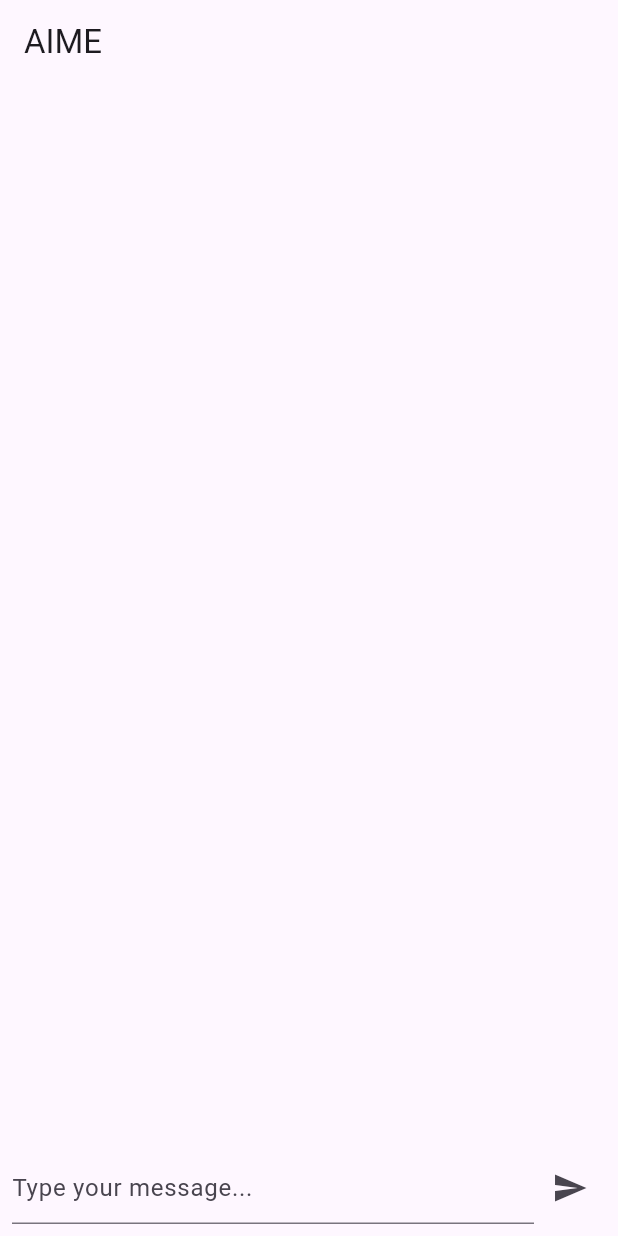
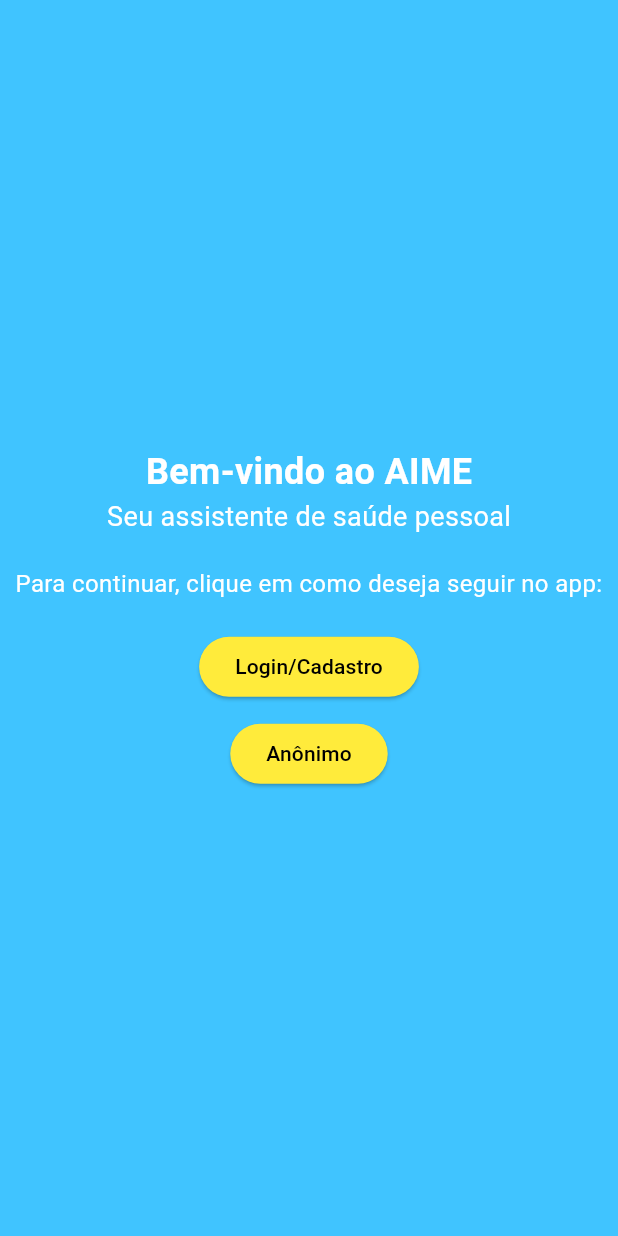
Before and after one commit to Canddrew/AIME, a Flutter app: the screen it shows after launch, on a phone screen of 412 x 824 dp. Run offline on Flutter 3.47's test engine with Material 3 defaults, Android fonts, the phone set to English and light mode, and no system bars.

Commit message:
start commit

```diff
--- /dev/null
+++ b/lib/home.dart
@@ -0,0 +1,81 @@
+import 'package:flutter/material.dart';
+import 'package:aime/anonimo.dart';
+import 'package:aime/login.dart';
+
+class Home extends StatelessWidget {
+  @override
+  Widget build(BuildContext context) {
+    return Scaffold(
+      backgroundColor: Colors.lightBlueAccent,
+      body: Center(
+        child: Column(
+          mainAxisAlignment: MainAxisAlignment.center,
+          children: [
+            const Text(
+              'Bem-vindo ao AIME',
+              style: TextStyle(
+                fontSize: 24,
+                fontWeight: FontWeight.bold,
+                color: Colors.white,
+              ),
+            ),
+            const Text(
+              'Seu assistente de saúde pessoal',
+              style: TextStyle(
+                fontSize: 18,
+                color: Colors.white,
+              ),
+            ),
+            SizedBox(height: 20),
+            const Text(
+              'Para continuar, clique em como deseja seguir no app:',
+              style: TextStyle(
+                fontSize: 16,
+                color: Colors.white,
+              ),
+              textAlign: TextAlign.center,
+            ),
+            SizedBox(height: 20),
+            ElevatedButton(
+              onPressed: () {
+                proxT(context, Login1("Info Home"));
+              },
+              child: Text('Login/Cadastro'),
+              style: ElevatedButton.styleFrom(
+                backgroundColor: Colors.yellow,
+                foregroundColor: Colors.black,
+              ),
+            ),
+            SizedBox(height: 10),
+            ElevatedButton(
+              onPressed: () {
+                proxT(context, Anonimo1("Info Home"));
+              },
+              child: Text('Anônimo'),
+              style: ElevatedButton.styleFrom(
+                backgroundColor: Colors.yellow,
+                foregroundColor: Colors.black,
+              ),
+            ),
+          ],
+        ),
+      ),
+    );
+  }
+
+  void proxT(ctx, page) {
+    Navigator.push(
+      ctx,
+      MaterialPageRoute(builder: (BuildContext context) {
+        return page;
+      }),
+    );
+  }
+}
+  void proxT(ctx, page) {
+    Navigator.push(ctx, MaterialPageRoute(builder: (BuildContext context)
+    {
+      return page;
+    }
+    ));
+  }
--- a/lib/main.dart
+++ b/lib/main.dart
@@ -1,5 +1,6 @@
 import 'package:flutter/material.dart';
-import 'package:aime/watson_http.dart';
+import 'package:aime/home.dart';
+
 
 void main() {
   runApp(MyApp());
@@ -9,104 +10,13 @@ class MyApp extends StatelessWidget {
   @override
   Widget build(BuildContext context) {
     return MaterialApp(
+      debugShowCheckedModeBanner: false,
       title: 'AIME',
       theme: ThemeData(
         primarySwatch: Colors.blue,
       ),
-      home: MyHomePage(),
+      home: Home(),
+
     );
   }
 }
-
-class MyHomePage extends StatefulWidget {
-  MyHomePage({Key? key}) : super(key: key);
-
-  @override
-  _MyHomePageState createState() => _MyHomePageState();
-}
-
-class _MyHomePageState extends State<MyHomePage> {
-  final List<String> messages = [];
-  final TextEditingController messageController = TextEditingController();
-  late WatsonAssistant watsonAssistant;
-  late String sessionId;
-
-  @override
-  void initState() {
-    super.initState();
-    initWatsonAssistant();
-  }
-
-  Future<void> initWatsonAssistant() async {
-    watsonAssistant = WatsonAssistant(
-      '2rNTnxGFSxwIgqH5yTfYrr5z4n_mrXR4nMSK5OvwR66l',
-      'https://api.us-south.assistant.watson.cloud.ibm.com',
-      '20874089-62d4-43ee-bccc-00c87e144130',
-    );
-
-    try {
-      sessionId = await watsonAssistant.createSession();
-    } catch (e) {
-      print('Error: $e');
-    }
-  }
-
-  Future<void> sendMessage(String message) async {
-    if (message.isEmpty) return;
-    setState(() {
-      messages.add('You: $message');
-    });
-    messageController.clear();
-
-    try {
-      final response = await watsonAssistant.sendMessage(sessionId, message);
-      setState(() {
-        messages.add('AIME: ${response['output']['generic'][0]['text']}');
-      });
-    } catch (e) {
-      print('Error: $e');
-    }
-  }
-
-  @override
-  Widget build(BuildContext context) {
-    return Scaffold(
-      appBar: AppBar(
-        title: const Text('AIME'),
-      ),
-      body: Column(
-        children: [
-          Expanded(
-            child: ListView.builder(
-              itemCount: messages.length,
-              itemBuilder: (context, index) {
-                return ListTile(
-                  title: Text(messages[index]),
-                );
-              },
-            ),
-          ),
-          Padding(
-            padding: const EdgeInsets.all(8.0),
-            child: Row(
-              children: [
-                Expanded(
-                  child: TextField(
-                    controller: messageController,
-                    decoration: const InputDecoration(
-                      hintText: 'Type your message...',
-                    ),
-                  ),
-                ),
-                IconButton(
-                  icon: const Icon(Icons.send),
-                  onPressed: () => sendMessage(messageController.text),
-                ),
-              ],
-            ),
-          ),
-        ],
-      ),
-    );
-  }
-}
```
Also changed, not shown: lib/anonimo.dart (added, +73 -0 lines), lib/chat.dart (added, +105 -0 lines), lib/login.dart (added, +106 -0 lines).
